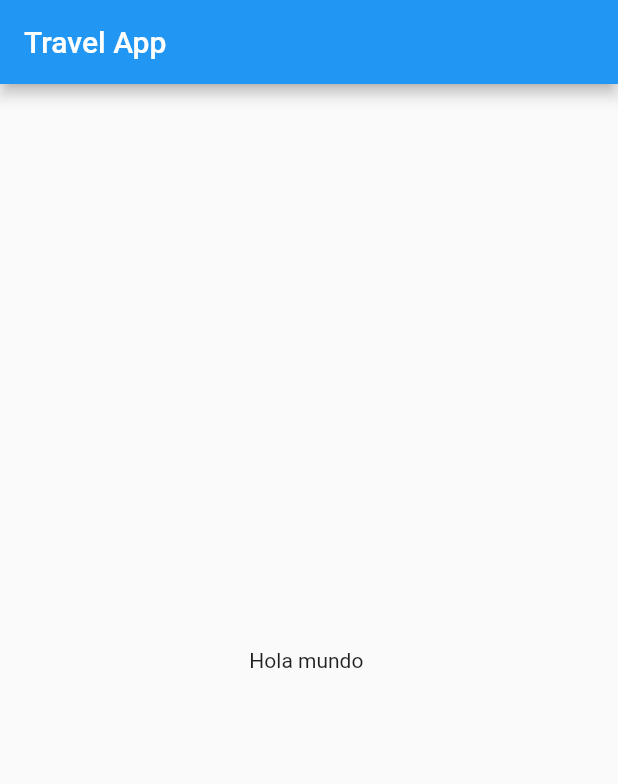
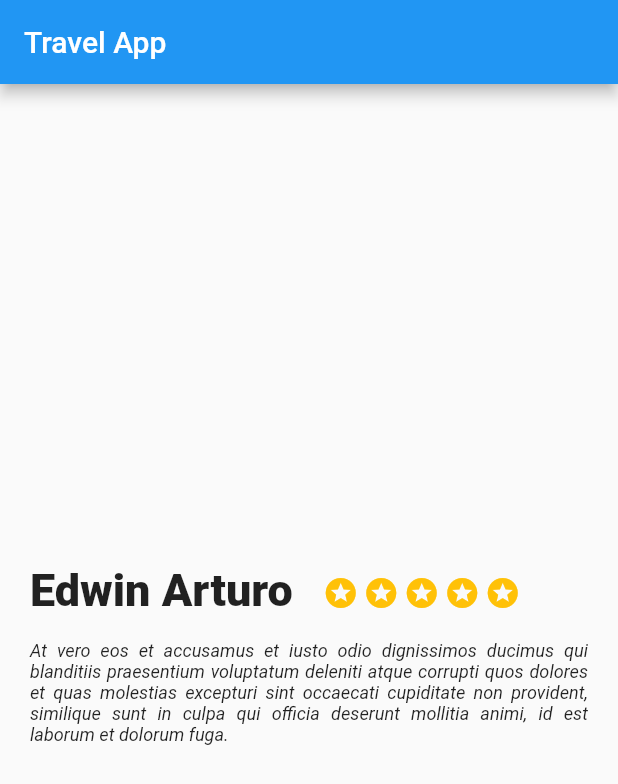
Before and after one commit to arturocas98/travel_app, a Flutter app: the screen it shows after launch, on a phone screen of 412 x 824 dp. Shown: the top 784 px of the screen. Run offline on Flutter 3.47's test engine with Material 2 defaults, Android fonts, the phone set to English and light mode, and no system bars.

Commit message:
añadido description_place:estrellas,descripcion,titulo

```diff
--- /dev/null
+++ b/lib/description_place.dart
@@ -0,0 +1,83 @@
+import 'package:flutter/material.dart';
+
+class DescriptionPlace extends StatelessWidget{
+  @override
+  Widget build(BuildContext context) {
+
+    final star = Container(
+      margin: EdgeInsets.only(
+        // top: 323.0,
+        // right:3.0
+        top: 3.0,
+        right: 3.0
+      ),
+      child: Icon(
+        Icons.stars,
+        color: Colors.amber,
+      ),
+    );
+
+    final description = Container(
+      margin: EdgeInsets.only(
+        top: 16.0,
+        // left:20.0,
+        //   right:20.0
+      ),
+      child: Text(
+        'At vero eos et accusamus et iusto odio dignissimos ducimus qui blanditiis praesentium voluptatum deleniti atque corrupti quos dolores et quas molestias excepturi sint occaecati cupiditate non provident, similique sunt in culpa qui officia deserunt mollitia animi, id est laborum et dolorum fuga.',
+        textAlign: TextAlign.justify,
+        style: TextStyle(
+          fontStyle: FontStyle.italic,
+          fontSize: 12,
+          fontWeight: FontWeight.normal,
+        ),
+      ),
+    );
+
+    final titleStars = Row(children: <Widget>[
+      Container(
+        margin: EdgeInsets.only(
+          // top:320.0,
+          // left:20.0,
+          // right:20.0
+          right: 20.0
+        ),
+        child: Text(
+          "Edwin Arturo",
+          style: TextStyle(
+            fontSize: 30.0,
+            fontWeight: FontWeight.w900
+          ),
+          textAlign: TextAlign.center,
+        ),
+      ),
+      Row(children: <Widget>[
+        star,
+        star,
+        star,
+        star,
+        star
+        ],
+      ),
+    ],
+
+    );
+
+    final containerPlace = Container(
+        margin: EdgeInsets.only(
+            top: 320.0,
+            left: 20.0,
+            right: 20.0
+        ),
+        child: Column(
+            children: <Widget>[
+              titleStars,
+              description
+            ]
+        )
+    );
+
+    return containerPlace;
+  }
+
+}
--- a/lib/main.dart
+++ b/lib/main.dart
@@ -1,5 +1,5 @@
 import 'package:flutter/material.dart';
-
+import 'description_place.dart';
 void main() {
   runApp(MyApp());
 }
@@ -12,22 +12,15 @@ class MyApp extends StatelessWidget {
       title: 'Flutter Demo',
       theme: ThemeData(
         // This is the theme of your application.
-        //
-
         primarySwatch: Colors.blue,
         // This makes the visual density adapt to the platform that you run
-
         visualDensity: VisualDensity.adaptivePlatformDensity,
       ),
-      home:
-      Scaffold(
+      home: Scaffold(
         appBar: AppBar(
           title: Text("Travel App"),
         ),
-        body: Center(
-          child: Text("Hola mundo "),
-        ),
-
+        body: new DescriptionPlace(),
       )
       //MyHomePage(title: 'Flutter Demo Home Page'),
     );
```
